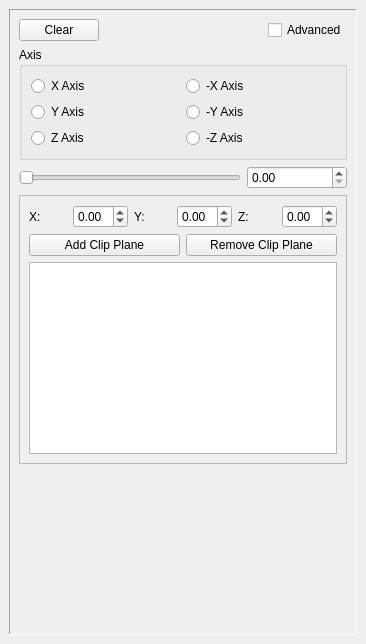
Before: the Qt Designer form Helios/Qt/Plugins/ClipPlanes/ClipPlanes.ui in perryiv/cadkit, drawn with Qt 5.
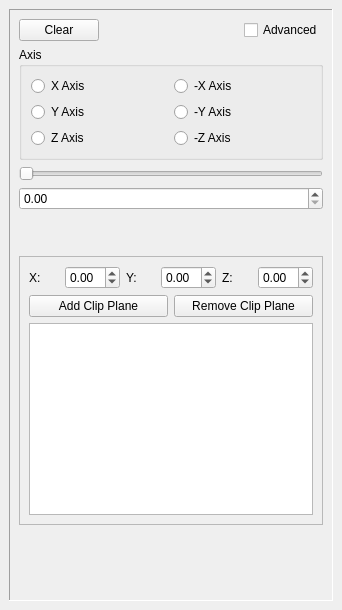
After: the same form once the commit is applied.

Commit message: -Placing spin box under slider.

```diff
--- a/Helios/Qt/Plugins/ClipPlanes/ClipPlanes.ui
+++ b/Helios/Qt/Plugins/ClipPlanes/ClipPlanes.ui
@@ -5,8 +5,8 @@
    <rect>
     <x>0</x>
     <y>0</y>
-    <width>366</width>
-    <height>644</height>
+    <width>342</width>
+    <height>610</height>
    </rect>
   </property>
   <property name="windowTitle" >
@@ -28,12 +28,6 @@
       <enum>QFrame::Sunken</enum>
      </property>
      <layout class="QVBoxLayout" >
-      <property name="margin" >
-       <number>9</number>
-      </property>
-      <property name="spacing" >
-       <number>6</number>
-      </property>
       <item>
        <layout class="QHBoxLayout" >
         <property name="margin" >
@@ -80,7 +74,19 @@
          <property name="margin" >
           <number>9</number>
          </property>
-         <property name="spacing" >
+         <property name="topMargin" >
+          <number>9</number>
+         </property>
+         <property name="rightMargin" >
+          <number>9</number>
+         </property>
+         <property name="bottomMargin" >
+          <number>9</number>
+         </property>
+         <property name="horizontalSpacing" >
+          <number>6</number>
+         </property>
+         <property name="verticalSpacing" >
           <number>6</number>
          </property>
          <item row="0" column="0" >
@@ -88,7 +94,19 @@
            <property name="margin" >
             <number>0</number>
            </property>
-           <property name="spacing" >
+           <property name="topMargin" >
+            <number>0</number>
+           </property>
+           <property name="rightMargin" >
+            <number>0</number>
+           </property>
+           <property name="bottomMargin" >
+            <number>0</number>
+           </property>
+           <property name="horizontalSpacing" >
+            <number>6</number>
+           </property>
+           <property name="verticalSpacing" >
             <number>6</number>
            </property>
            <item row="0" column="0" >
@@ -139,13 +157,7 @@
        </widget>
       </item>
       <item>
-       <layout class="QHBoxLayout" >
-        <property name="margin" >
-         <number>0</number>
-        </property>
-        <property name="spacing" >
-         <number>6</number>
-        </property>
+       <layout class="QVBoxLayout" >
         <item>
          <widget class="QSlider" name="_distanceSlider" >
           <property name="minimum" >
@@ -178,6 +190,19 @@
           </property>
          </widget>
         </item>
+        <item>
+         <spacer>
+          <property name="orientation" >
+           <enum>Qt::Vertical</enum>
+          </property>
+          <property name="sizeHint" >
+           <size>
+            <width>20</width>
+            <height>40</height>
+           </size>
+          </property>
+         </spacer>
+        </item>
        </layout>
       </item>
       <item>
```
Left out of the diff: 97 changed lines with no effect on the pictures.
